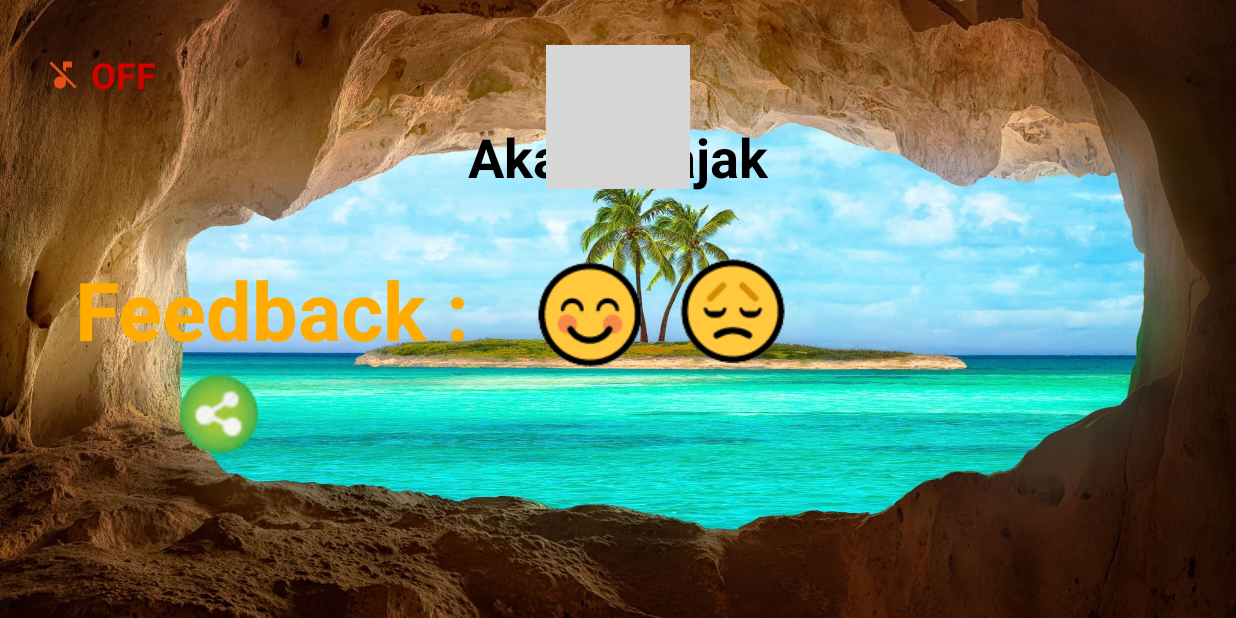
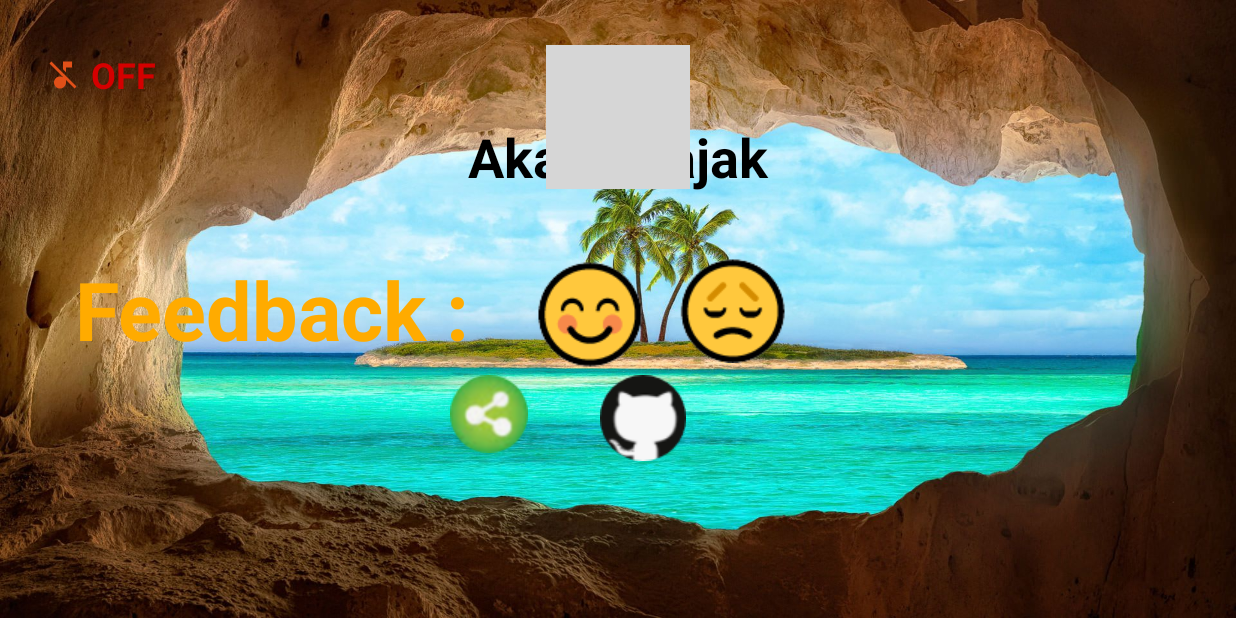
Before and after one commit to akash-rajak/Cave-Man-Game, an Android app: the CreditsActivity screen opened directly, with no data from a screen before it, on a phone screen of 824 x 412 dp (held sideways). Run offline under Robolectric (Android 15) with nearby library versions, the phone set to English and light mode, and no system bars; Roboto replaces fonts that are not available here; grey boxes are pictures that could not be loaded.

Commit message:
Added follow button

```diff
--- a/app/src/main/java/com/example/caveman/CreditsActivity.java
+++ b/app/src/main/java/com/example/caveman/CreditsActivity.java
@@ -6,6 +6,7 @@ import android.app.Activity;
 import android.content.Intent;
 import android.graphics.Color;
 import android.media.MediaPlayer;
+import android.net.Uri;
 import android.os.Build;
 import android.os.Bundle;
 import android.view.KeyEvent;
@@ -35,6 +36,7 @@ public class CreditsActivity extends Activity {
 	Button goodbutton;
 	Button badbutton;
 	Button sharebutton;
+	Button followbutton;
 
 	// This function is called when the activity is first created. ----------------------------------------------------
 	@Override
@@ -64,6 +66,18 @@ public class CreditsActivity extends Activity {
 
 //		TextView textView = (TextView)findViewById(R.id.textView);
 //		textView.setMovementMethod(LinkMovementMethod.getInstance());
+		followbutton = findViewById(R.id.follow_button);
+		followbutton.setOnClickListener(new View.OnClickListener() {
+			@Override
+			public void onClick(View v) {
+				// TODO Auto-generated method stub
+				String url = "https://github.com/akash435/Cave-Man-Game";
+
+				Intent intent = new Intent(Intent.ACTION_VIEW);
+				intent.setData(Uri.parse(url));
+				startActivity(intent);
+			}
+		});
 
 		goodbutton = findViewById(R.id.Good);
 		goodbutton.setOnClickListener(new View.OnClickListener() {
--- a/app/src/main/res/layout/credits_layout.xml
+++ b/app/src/main/res/layout/credits_layout.xml
@@ -98,7 +98,16 @@
 		android:layout_width="wrap_content"
 		android:layout_height="wrap_content"
 		android:background="@layout/sharebutton_layout"
-		android:layout_marginLeft="120dip"
+		android:layout_marginLeft="300dip"
+		android:layout_marginTop="250dip"
+		android:soundEffectsEnabled="false"/>
+
+	<Button
+		android:id="@+id/follow_button"
+		android:layout_width="wrap_content"
+		android:layout_height="wrap_content"
+		android:background="@layout/followbutton_layout"
+		android:layout_marginLeft="400dip"
 		android:layout_marginTop="250dip"
 		android:soundEffectsEnabled="false"/>
 
```
Also changed, not shown: app/src/main/res/layout/followbutton_layout.xml (added, +7 -0 lines), app/src/main/res/drawable/follow_button_checked.png (added), app/src/main/res/drawable/follow_button_unchecked.png (added).
